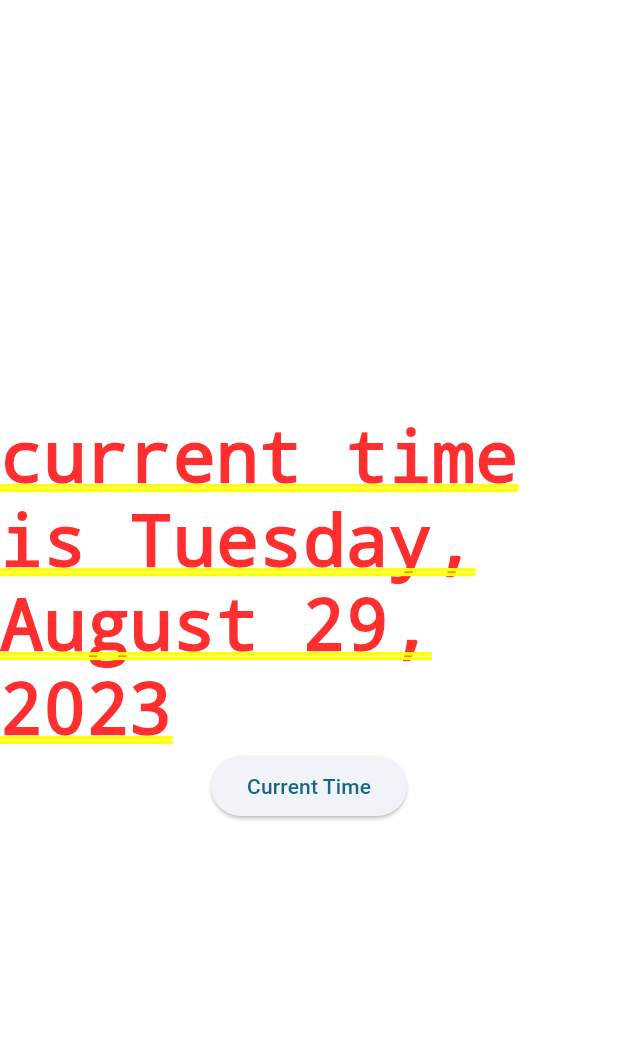
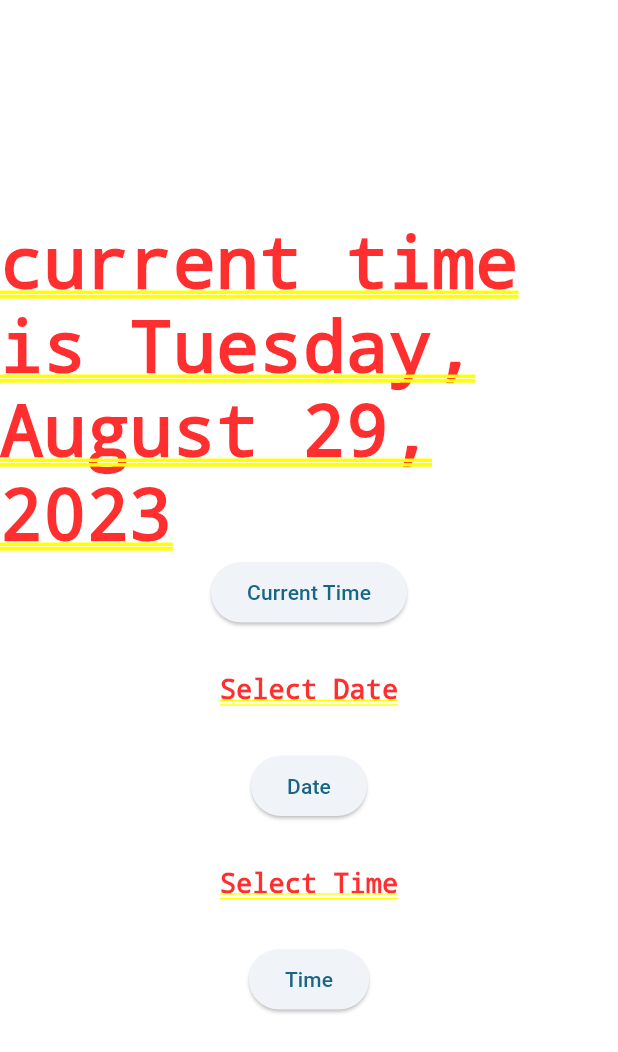
Before and after one commit to pranjal6314/Flutter, a Flutter app: the screen it shows after launch, on a phone screen of 412 x 824 dp. Shown: the top 1052 px of the screen. Run offline on Flutter 3.47's test engine with Material 2 defaults, Android fonts, the phone set to English and light mode, and no system bars.

Commit message:
Date Picker

```diff
--- a/lib/date_time.dart
+++ b/lib/date_time.dart
@@ -9,6 +9,8 @@ class CurrDateTime extends StatefulWidget {
 }
 
 class _DateTimeState extends State<CurrDateTime> {
+  DateTime? selectedDate;
+  TimeOfDay? selectedTime;
   @override
   Widget build(BuildContext context) {
     var time = DateTime.now();
@@ -21,7 +23,70 @@ class _DateTimeState extends State<CurrDateTime> {
             onPressed: () {
               setState(() {});
             },
-            child: Text("Current Time"))
+            child: Text("Current Time")),
+        SizedBox(
+          height: 30,
+        ),
+        Text(
+          selectedDate != null
+              ? "Selected Date: ${DateFormat('yMMMMEEEEd').format(selectedDate!)}"
+              : "Select Date",
+          style: TextStyle(fontSize: 18),
+        ),
+        SizedBox(
+          height: 30,
+        ),
+        ElevatedButton(
+            onPressed: () async {
+              DateTime? datepicked = await showDatePicker(
+                  context: context,
+                  initialDate: DateTime.now(),
+                  firstDate: DateTime(1999),
+                  lastDate: DateTime(2024));
+              if (datepicked != null) {
+                setState(() {
+                  selectedDate = datepicked; // Update the selected date
+                });
+                print(datepicked);
+                print(
+                    'Date -> ${datepicked.day}/${datepicked.month}/${datepicked.year}');
+                print(
+                    "New Date -> ${DateFormat('yMMMMEEEEd').format(datepicked)}");
+              }
+            },
+            child: Text("Date")),
+        SizedBox(
+          height: 30,
+        ),
+        Text(
+          selectedTime != null
+              ? "Selected Time: ${selectedTime!.hour}:${selectedTime!.minute}"
+              : "Select Time",
+          style: TextStyle(fontSize: 18),
+        ),
+        SizedBox(
+          height: 30,
+        ),
+        ElevatedButton(
+            onPressed: () async {
+              TimeOfDay? timepicked = await showTimePicker(
+                  context: context,
+                  initialTime: TimeOfDay.now(),
+                  initialEntryMode: TimePickerEntryMode.input);
+              if (timepicked != null) {
+                setState(() {
+                  selectedTime = timepicked;
+                });
+
+                print(timepicked);
+                if (selectedDate != null) {
+                  print(
+                      "timeee -> ${selectedDate!.day}/${selectedDate!.month}/${selectedDate!.year}");
+                }
+                print("Time -> ${timepicked.hour}:${timepicked.minute}");
+              }
+            },
+            child: Text("Time")),
       ],
     );
   }
```
